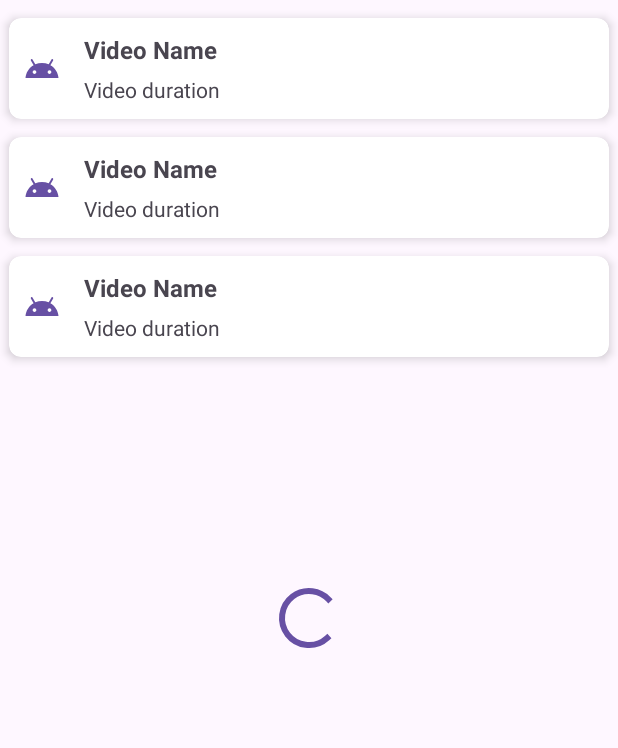
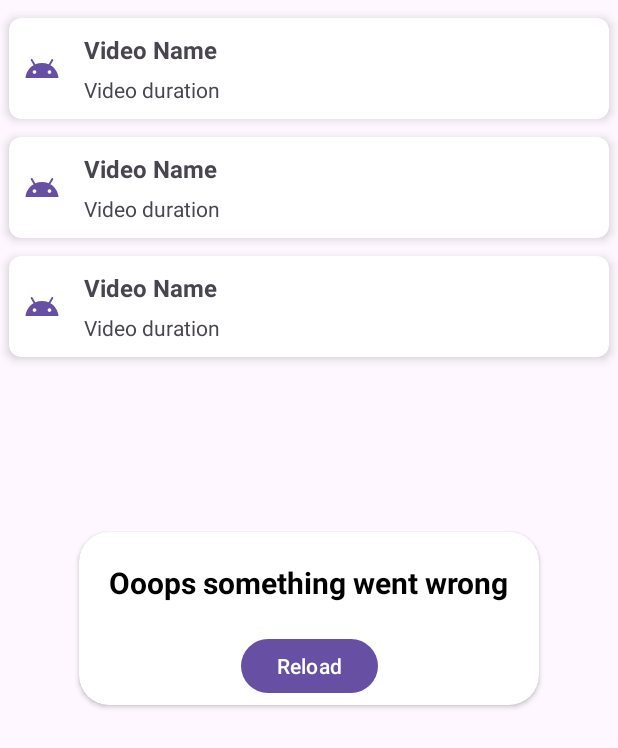
Before and after one commit to SanyaKRY/VK-video, an Android app: the layout fragment_list_video.xml on its own in the app's theme, with its tools: preview values and no code run, on a phone screen of 412 x 824 dp. Shown: the top 748 px of the screen. Run offline under Robolectric (Android 15) with nearby library versions, the phone set to English and light mode, and no system bars.

Commit message:
Update viewModel

```diff
--- /dev/null
+++ b/app/src/main/java/kreyer/my/util/vk_video/features/listvideo/presentation/event/ListVideoScreenEvent.kt
@@ -0,0 +1,5 @@
+package kreyer.my.util.vk_video.features.listvideo.presentation.event
+
+interface ListVideoScreenEvent
+
+class ReloadGetListOfVideos : ListVideoScreenEvent
--- a/app/src/main/java/kreyer/my/util/vk_video/features/listvideo/presentation/ui/ListVideoFragment.kt
+++ b/app/src/main/java/kreyer/my/util/vk_video/features/listvideo/presentation/ui/ListVideoFragment.kt
@@ -17,6 +17,7 @@ import dagger.hilt.android.AndroidEntryPoint
 import kotlinx.coroutines.launch
 import kreyer.my.util.vk_video.databinding.FragmentListVideoBinding
 import kreyer.my.util.vk_video.features.di.AdapterModule
+import kreyer.my.util.vk_video.features.listvideo.presentation.event.ReloadGetListOfVideos
 import kreyer.my.util.vk_video.features.listvideo.presentation.model.VideoUi
 import kreyer.my.util.vk_video.features.listvideo.presentation.ui.recyclerview.VideoAdapter
 import kreyer.my.util.vk_video.features.listvideo.presentation.vm.ListVideoViewModel
@@ -55,6 +56,7 @@ class ListVideoFragment : Fragment() {
         super.onViewCreated(view, savedInstanceState)
         setUpRecyclerView()
         observerFlow()
+        observerButton()
     }
 
     private fun setUpRecyclerView() {
@@ -72,8 +74,15 @@ class ListVideoFragment : Fragment() {
                 viewModel.stateFlow.collect { result ->
                     binding.spinner.root.isVisible = result.isLoading
                     videoAdapter.submitList(result.listOfVideos)
+                    binding.errorDialog.root.isVisible = result.error != null
                 }
             }
         }
     }
+
+    private fun observerButton() {
+        binding.errorDialog.reloadButton.setOnClickListener {
+            viewModel.handleIntent(ReloadGetListOfVideos())
+        }
+    }
 }
--- a/app/src/main/java/kreyer/my/util/vk_video/features/listvideo/presentation/vm/ListVideoViewModel.kt
+++ b/app/src/main/java/kreyer/my/util/vk_video/features/listvideo/presentation/vm/ListVideoViewModel.kt
@@ -14,6 +14,8 @@ import kreyer.my.util.vk_video.features.listvideo.domain.usecase.GetListOfVideos
 import kreyer.my.util.vk_video.features.listvideo.presentation.model.ListVideoScreenState
 import javax.inject.Inject
 import kreyer.my.util.vk_video.core.datatype.Result
+import kreyer.my.util.vk_video.features.listvideo.presentation.event.ListVideoScreenEvent
+import kreyer.my.util.vk_video.features.listvideo.presentation.event.ReloadGetListOfVideos
 import kreyer.my.util.vk_video.features.listvideo.presentation.model.VideoUi
 
 @HiltViewModel
@@ -30,8 +32,14 @@ class ListVideoViewModel @Inject constructor(
         getListOfVideos()
     }
 
+    fun handleIntent(event: ListVideoScreenEvent) {
+        when (event) {
+            is ReloadGetListOfVideos -> reloadGetListOfVideos()
+        }
+    }
+
     private fun getListOfVideos() {
-        viewModelScope.launch(Dispatchers.IO) {
+            viewModelScope.launch(Dispatchers.IO) {
             delay(2_000)
             val result: Result<List<VideoDomain>> = getListOfVideosUseCase.execute(PER_PAGE)
             withContext(Dispatchers.Main) {
@@ -61,6 +69,12 @@ class ListVideoViewModel @Inject constructor(
         }
     }
 
+    private fun reloadGetListOfVideos() {
+        _stateFlow.value =
+            _stateFlow.value.copy(listOfVideos = emptyList(), isLoading = true, error = null)
+        getListOfVideos()
+    }
+
     companion object {
         const val PER_PAGE = 5
     }
--- /dev/null
+++ b/app/src/main/res/layout/error_dialog.xml
@@ -0,0 +1,36 @@
+<?xml version="1.0" encoding="utf-8"?>
+<androidx.cardview.widget.CardView
+    xmlns:android="http://schemas.android.com/apk/res/android"
+    xmlns:app="http://schemas.android.com/apk/res-auto"
+    android:layout_width="wrap_content"
+    android:layout_height="wrap_content"
+    app:cardCornerRadius="20dp">
+
+    <androidx.constraintlayout.widget.ConstraintLayout
+        android:layout_width="wrap_content"
+        android:layout_height="wrap_content">
+
+        <TextView
+            android:id="@+id/error_description"
+            android:layout_width="wrap_content"
+            android:layout_height="wrap_content"
+            android:text="Ooops something went wrong"
+            android:textSize="20sp"
+            android:textColor="@color/black"
+            android:textStyle="bold"
+            android:padding="20dp"
+            app:layout_constraintEnd_toEndOf="parent"
+            app:layout_constraintStart_toStartOf="parent"
+            app:layout_constraintTop_toTopOf="parent" />
+
+        <Button
+            android:id="@+id/reload_button"
+            android:layout_width="wrap_content"
+            android:layout_height="wrap_content"
+            android:insetBottom="8dp"
+            android:text="Reload"
+            app:layout_constraintEnd_toEndOf="parent"
+            app:layout_constraintStart_toStartOf="parent"
+            app:layout_constraintTop_toBottomOf="@+id/error_description" />
+    </androidx.constraintlayout.widget.ConstraintLayout>
+</androidx.cardview.widget.CardView>
--- a/app/src/main/res/layout/fragment_list_video.xml
+++ b/app/src/main/res/layout/fragment_list_video.xml
@@ -29,4 +29,16 @@
         layout="@layout/spinner"
         android:visibility="gone"
         tools:visibility="visible" />
+
+    <include
+        android:id="@+id/error_dialog"
+        android:layout_width="wrap_content"
+        android:layout_height="wrap_content"
+        app:layout_constraintBottom_toBottomOf="parent"
+        app:layout_constraintEnd_toEndOf="parent"
+        app:layout_constraintStart_toStartOf="parent"
+        app:layout_constraintTop_toTopOf="parent"
+        layout="@layout/error_dialog"
+        android:visibility="gone"
+        tools:visibility="visible" />
 </androidx.constraintlayout.widget.ConstraintLayout>
```
